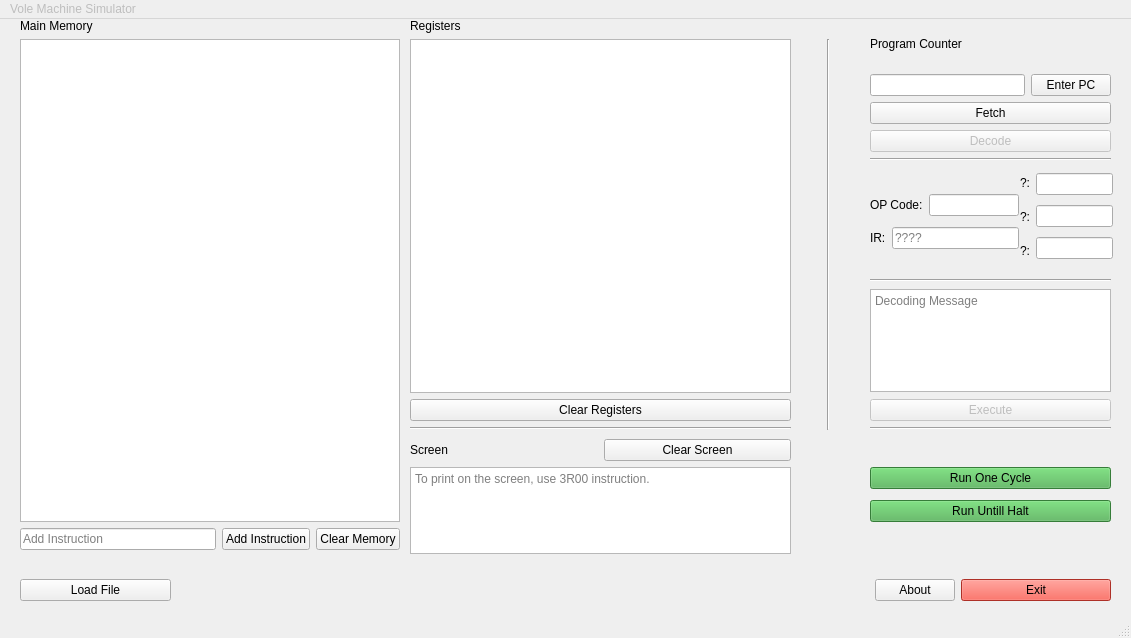
The window that mainwindow.ui (adhamhamdy3/Vole-Machine) describes before a commit, drawn with Qt 5.
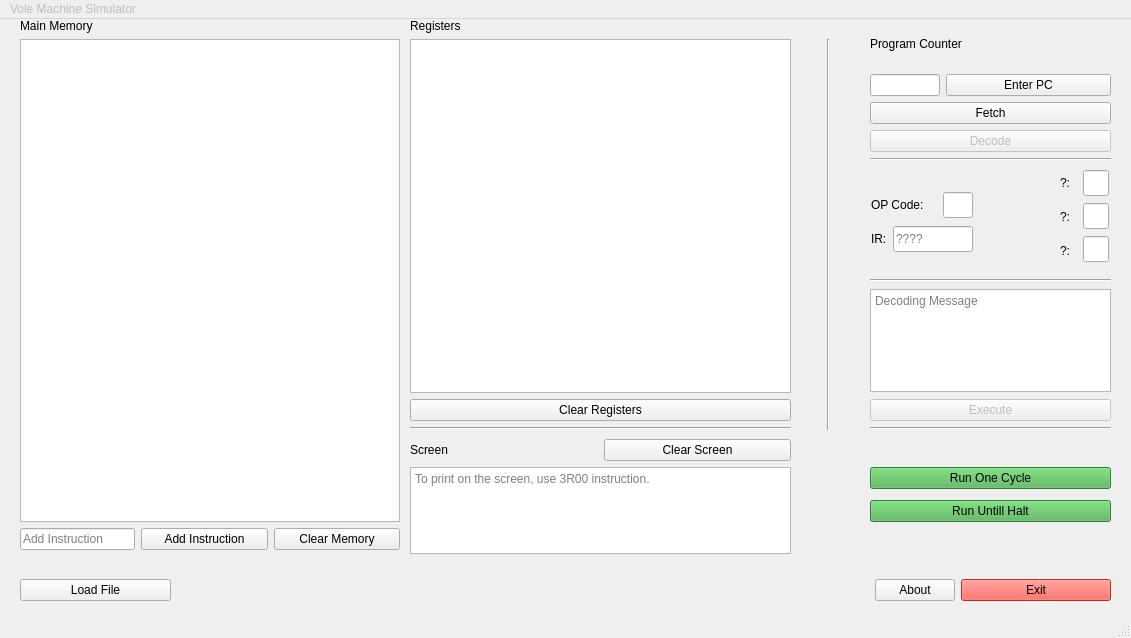
The same window after the commit. Icons and pictures are not drawn.

```diff
--- a/mainwindow.ui
+++ b/mainwindow.ui
@@ -117,6 +117,12 @@
       <layout class="QHBoxLayout" name="horizontalLayout_7">
        <item>
         <widget class="QLineEdit" name="pcVeiwBox">
+         <property name="maximumSize">
+          <size>
+           <width>70</width>
+           <height>16777215</height>
+          </size>
+         </property>
          <property name="readOnly">
           <bool>false</bool>
          </property>
@@ -229,6 +235,12 @@
       <layout class="QHBoxLayout" name="horizontalLayout">
        <item>
         <widget class="QLineEdit" name="addInstructionBox">
+         <property name="maximumSize">
+          <size>
+           <width>115</width>
+           <height>16777215</height>
+          </size>
+         </property>
          <property name="placeholderText">
           <string>Add Instruction</string>
          </property>
@@ -252,125 +264,6 @@
      </item>
     </layout>
    </widget>
-   <widget class="QWidget" name="layoutWidget">
-    <property name="geometry">
-     <rect>
-      <x>870</x>
-      <y>170</y>
-      <width>149</width>
-      <height>65</height>
-     </rect>
-    </property>
-    <layout class="QVBoxLayout" name="verticalLayout_10">
-     <item>
-      <layout class="QHBoxLayout" name="horizontalLayout_3">
-       <item>
-        <widget class="QLabel" name="OPLabel">
-         <property name="text">
-          <string>OP Code:</string>
-         </property>
-        </widget>
-       </item>
-       <item>
-        <widget class="QLineEdit" name="OP_Box">
-         <property name="enabled">
-          <bool>true</bool>
-         </property>
-         <property name="readOnly">
-          <bool>true</bool>
-         </property>
-        </widget>
-       </item>
-      </layout>
-     </item>
-     <item>
-      <layout class="QHBoxLayout" name="horizontalLayout_4">
-       <item>
-        <widget class="QLabel" name="IR_Label">
-         <property name="text">
-          <string>IR:</string>
-         </property>
-        </widget>
-       </item>
-       <item>
-        <widget class="QLineEdit" name="IR_Box">
-         <property name="readOnly">
-          <bool>true</bool>
-         </property>
-         <property name="placeholderText">
-          <string>????</string>
-         </property>
-        </widget>
-       </item>
-      </layout>
-     </item>
-    </layout>
-   </widget>
-   <widget class="QWidget" name="layoutWidget">
-    <property name="geometry">
-     <rect>
-      <x>1020</x>
-      <y>150</y>
-      <width>93</width>
-      <height>96</height>
-     </rect>
-    </property>
-    <layout class="QHBoxLayout" name="horizontalLayout_5">
-     <item>
-      <layout class="QVBoxLayout" name="verticalLayout_5">
-       <item>
-        <widget class="QLabel" name="RLabel">
-         <property name="layoutDirection">
-          <enum>Qt::LayoutDirection::LeftToRight</enum>
-         </property>
-         <property name="text">
-          <string>?:</string>
-         </property>
-        </widget>
-       </item>
-       <item>
-        <widget class="QLabel" name="XLabel">
-         <property name="text">
-          <string>?:</string>
-         </property>
-        </widget>
-       </item>
-       <item>
-        <widget class="QLabel" name="YLabel">
-         <property name="text">
-          <string>?:</string>
-         </property>
-        </widget>
-       </item>
-      </layout>
-     </item>
-     <item>
-      <layout class="QVBoxLayout" name="verticalLayout_3">
-       <item>
-        <widget class="QLineEdit" name="RBox">
-         <property name="readOnly">
-          <bool>true</bool>
-         </property>
-        </widget>
-       </item>
-       <item>
-        <widget class="QLineEdit" name="XBox">
-         <property name="readOnly">
-          <bool>true</bool>
-         </property>
-        </widget>
-       </item>
-       <item>
-        <widget class="QLineEdit" name="YBox">
-         <property name="readOnly">
-          <bool>true</bool>
-         </property>
-        </widget>
-       </item>
-      </layout>
-     </item>
-    </layout>
-   </widget>
    <widget class="QWidget" name="layoutWidget">
     <property name="geometry">
      <rect>
@@ -591,6 +484,167 @@
      </item>
     </layout>
    </widget>
+   <widget class="QWidget" name="">
+    <property name="geometry">
+     <rect>
+      <x>1060</x>
+      <y>150</y>
+      <width>49</width>
+      <height>96</height>
+     </rect>
+    </property>
+    <layout class="QHBoxLayout" name="horizontalLayout_5">
+     <item>
+      <layout class="QVBoxLayout" name="verticalLayout_5">
+       <item>
+        <widget class="QLabel" name="RLabel">
+         <property name="layoutDirection">
+          <enum>Qt::LayoutDirection::LeftToRight</enum>
+         </property>
+         <property name="text">
+          <string>?:</string>
+         </property>
+        </widget>
+       </item>
+       <item>
+        <widget class="QLabel" name="XLabel">
+         <property name="text">
+          <string>?:</string>
+         </property>
+        </widget>
+       </item>
+       <item>
+        <widget class="QLabel" name="YLabel">
+         <property name="text">
+          <string>?:</string>
+         </property>
+        </widget>
+       </item>
+      </layout>
+     </item>
+     <item>
+      <layout class="QVBoxLayout" name="verticalLayout_3">
+       <item>
+        <widget class="QLineEdit" name="RBox">
+         <property name="maximumSize">
+          <size>
+           <width>26</width>
+           <height>26</height>
+          </size>
+         </property>
+         <property name="readOnly">
+          <bool>true</bool>
+         </property>
+        </widget>
+       </item>
+       <item>
+        <widget class="QLineEdit" name="XBox">
+         <property name="maximumSize">
+          <size>
+           <width>26</width>
+           <height>26</height>
+          </size>
+         </property>
+         <property name="readOnly">
+          <bool>true</bool>
+         </property>
+        </widget>
+       </item>
+       <item>
+        <widget class="QLineEdit" name="YBox">
+         <property name="maximumSize">
+          <size>
+           <width>26</width>
+           <height>26</height>
+          </size>
+         </property>
+         <property name="readOnly">
+          <bool>true</bool>
+         </property>
+        </widget>
+       </item>
+      </layout>
+     </item>
+    </layout>
+   </widget>
+   <widget class="QWidget" name="">
+    <property name="geometry">
+     <rect>
+      <x>871</x>
+      <y>171</y>
+      <width>102</width>
+      <height>65</height>
+     </rect>
+    </property>
+    <layout class="QVBoxLayout" name="verticalLayout_10">
+     <item>
+      <layout class="QHBoxLayout" name="horizontalLayout_4">
+       <item>
+        <widget class="QLabel" name="OPLabel">
+         <property name="maximumSize">
+          <size>
+           <width>70</width>
+           <height>26</height>
+          </size>
+         </property>
+         <property name="text">
+          <string>OP Code:</string>
+         </property>
+        </widget>
+       </item>
+       <item>
+        <widget class="QLineEdit" name="OP_Box">
+         <property name="enabled">
+          <bool>true</bool>
+         </property>
+         <property name="maximumSize">
+          <size>
+           <width>30</width>
+           <height>26</height>
+          </size>
+         </property>
+         <property name="readOnly">
+          <bool>true</bool>
+         </property>
+        </widget>
+       </item>
+      </layout>
+     </item>
+     <item>
+      <layout class="QHBoxLayout" name="horizontalLayout_3">
+       <item>
+        <widget class="QLabel" name="IR_Label">
+         <property name="maximumSize">
+          <size>
+           <width>20</width>
+           <height>26</height>
+          </size>
+         </property>
+         <property name="text">
+          <string>IR:</string>
+         </property>
+        </widget>
+       </item>
+       <item>
+        <widget class="QLineEdit" name="IR_Box">
+         <property name="maximumSize">
+          <size>
+           <width>80</width>
+           <height>26</height>
+          </size>
+         </property>
+         <property name="readOnly">
+          <bool>true</bool>
+         </property>
+         <property name="placeholderText">
+          <string>????</string>
+         </property>
+        </widget>
+       </item>
+      </layout>
+     </item>
+    </layout>
+   </widget>
   </widget>
   <widget class="QMenuBar" name="menubar">
    <property name="enabled">
```
Left out of the diff: 6 changed lines with no effect on the pictures.
